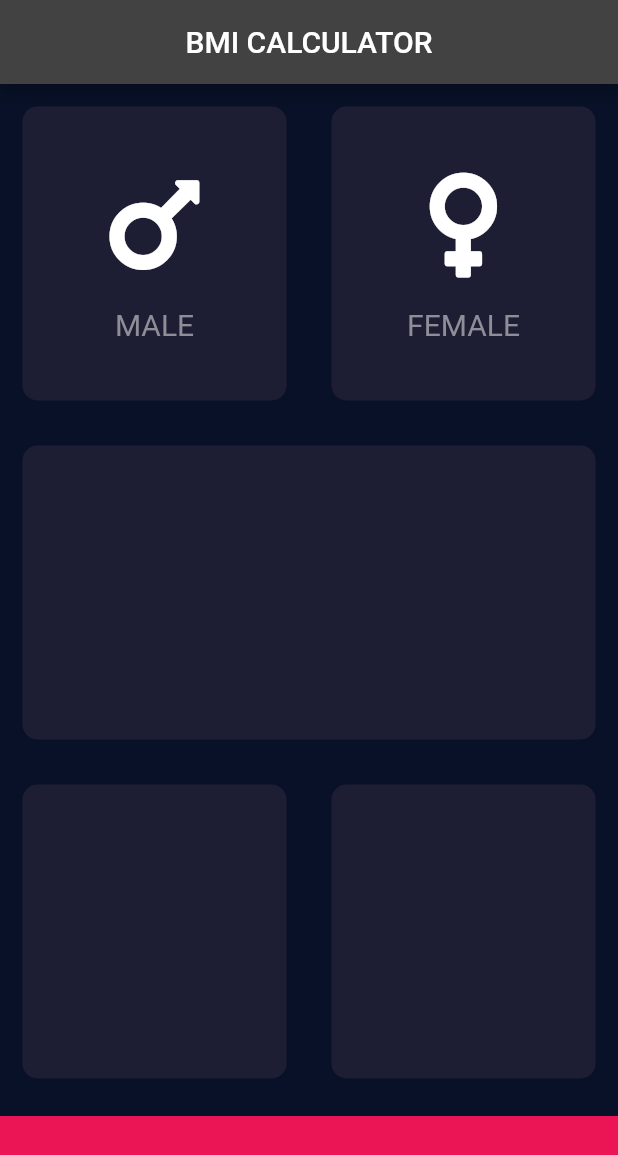
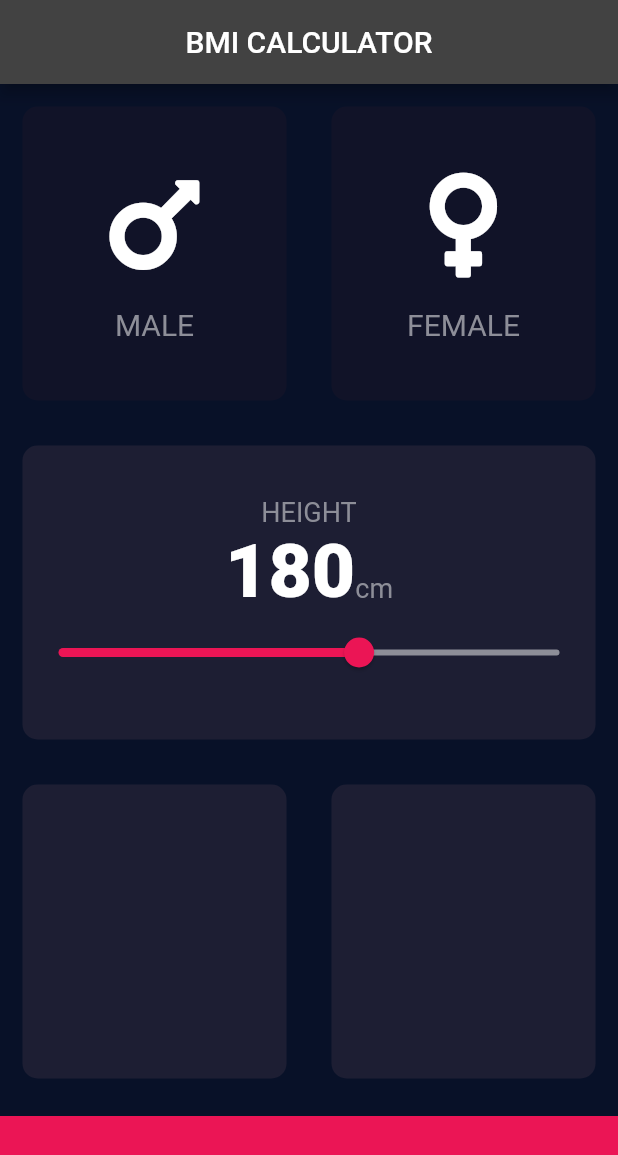
Before and after one commit to Equanimo1504/BMI_Calculator, a Flutter app: the screen it shows after launch, on a phone screen of 412 x 824 dp. Shown: the top 1155 px of the screen. Run offline on Flutter 3.47's test engine with Material 2 defaults, Android fonts, the phone set to English and light mode, and no system bars; our stand-ins replace font_awesome_flutter.

Commit message:
Made a new file for constants and added slider

```diff
--- a/lib/cardchild1.dart
+++ b/lib/cardchild1.dart
@@ -6,9 +6,9 @@ class cardchild1 extends StatelessWidget {
     @required this.colour,
     @required this.label,
   });
-  String label;
-  IconData Ikon;
-  Color colour;
+  final label;
+  final IconData Ikon;
+  final Color colour;
   @override
   Widget build(BuildContext context) {
     return Column(
--- /dev/null
+++ b/lib/constants.dart
@@ -0,0 +1,14 @@
+import 'package:flutter/material.dart';
+
+const Color kColour1 = Color(0xFF1D1E33);
+const Color kActiveCardColour = Color(0xFF1D1E33);
+const Color kInactiveCardColour = Color(0xFF111328);
+
+const kLabelTextStyle = TextStyle(
+  fontSize: 18.0,
+  color: Color(0xFF8D8E98),
+);
+const kTextStyle2 = TextStyle(
+  fontSize: 50,
+  fontWeight: FontWeight.w900,
+);
--- a/lib/input_page.dart
+++ b/lib/input_page.dart
@@ -3,8 +3,12 @@ import 'package:flutter/material.dart';
 import 'package:font_awesome_flutter/font_awesome_flutter.dart';
 import 'cardchild1.dart';
 import 'reusableCard.dart';
+import 'constants.dart';
 
-const Color colour1 = Color(0xFF1D1E33);
+enum Gender {
+  male,
+  female,
+}
 
 class InputPage extends StatefulWidget {
   @override
@@ -12,6 +16,8 @@ class InputPage extends StatefulWidget {
 }
 
 class _InputPageState extends State<InputPage> {
+  Gender selectedGender;
+  int height = 180;
   @override
   Widget build(BuildContext context) {
     return Scaffold(
@@ -21,28 +27,43 @@ class _InputPageState extends State<InputPage> {
         ),
       ),
       body: Column(
+        crossAxisAlignment: CrossAxisAlignment.stretch,
         children: [
           Expanded(
             child: Row(
               children: [
                 Expanded(
                   child: ReusableCard(
+                    onPress: () {
+                      setState(() {
+                        selectedGender = Gender.male;
+                      });
+                    },
                     cardChild: cardchild1(
                       Ikon: FontAwesomeIcons.mars,
                       colour: Color(0xFF8D8E98),
                       label: 'MALE',
                     ),
-                    colour: colour1,
+                    colour: selectedGender == Gender.male
+                        ? kActiveCardColour
+                        : kInactiveCardColour,
                   ),
                 ),
                 Expanded(
                   child: ReusableCard(
+                    onPress: () {
+                      setState(() {
+                        selectedGender = Gender.female;
+                      });
+                    },
                     cardChild: cardchild1(
                       Ikon: FontAwesomeIcons.venus,
                       colour: Color(0xFF8D8E98),
                       label: 'FEMALE',
                     ),
-                    colour: colour1,
+                    colour: selectedGender == Gender.female
+                        ? kActiveCardColour
+                        : kInactiveCardColour,
                   ),
                 ),
               ],
@@ -50,7 +71,43 @@ class _InputPageState extends State<InputPage> {
           ),
           Expanded(
             child: ReusableCard(
-              colour: colour1,
+              cardChild: Column(
+                mainAxisAlignment: MainAxisAlignment.center,
+                children: [
+                  Text(
+                    'HEIGHT',
+                    style: kLabelTextStyle,
+                  ),
+                  Row(
+                    mainAxisAlignment: MainAxisAlignment.center,
+                    crossAxisAlignment: CrossAxisAlignment.baseline,
+                    textBaseline: TextBaseline.alphabetic,
+                    children: [
+                      Text(
+                        height.toString(),
+                        style: kTextStyle2,
+                      ),
+                      Text(
+                        'cm',
+                        style: kLabelTextStyle,
+                      )
+                    ],
+                  ),
+                  Slider(
+                    value: height.toDouble(),
+                    min: 120,
+                    max: 220,
+                    activeColor: Color(0xFFEB1555),
+                    inactiveColor: Color(0xFF8D8e98),
+                    onChanged: (double newValue) {
+                      setState(() {
+                        height = newValue.toInt();
+                      });
+                    },
+                  )
+                ],
+              ),
+              colour: kColour1,
             ),
           ),
           Expanded(
@@ -58,12 +115,12 @@ class _InputPageState extends State<InputPage> {
               children: [
                 Expanded(
                   child: ReusableCard(
-                    colour: colour1,
+                    colour: kColour1,
                   ),
                 ),
                 Expanded(
                   child: ReusableCard(
-                    colour: colour1,
+                    colour: kColour1,
                   ),
                 ),
               ],
--- a/lib/reusableCard.dart
+++ b/lib/reusableCard.dart
@@ -1,18 +1,22 @@
 import 'package:flutter/material.dart';
 
 class ReusableCard extends StatelessWidget {
-  ReusableCard({@required this.colour, this.cardChild});
+  ReusableCard({@required this.colour, this.cardChild, this.onPress});
   final Color colour;
   final Widget cardChild;
+  final Function onPress;
 
   @override
   Widget build(BuildContext context) {
-    return Container(
-      child: cardChild,
-      margin: EdgeInsets.all(15),
-      decoration: BoxDecoration(
-        borderRadius: BorderRadius.circular(10),
-        color: colour,
+    return GestureDetector(
+      onTap: onPress,
+      child: Container(
+        child: cardChild,
+        margin: EdgeInsets.all(15),
+        decoration: BoxDecoration(
+          borderRadius: BorderRadius.circular(10),
+          color: colour,
+        ),
       ),
     );
   }
```
